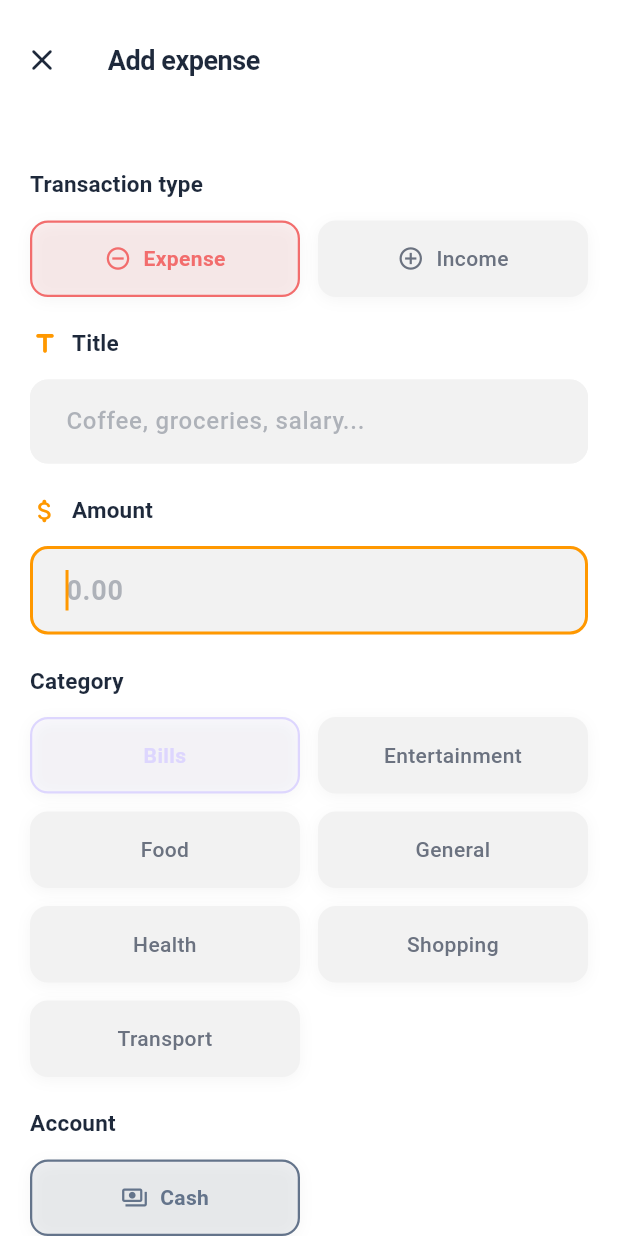
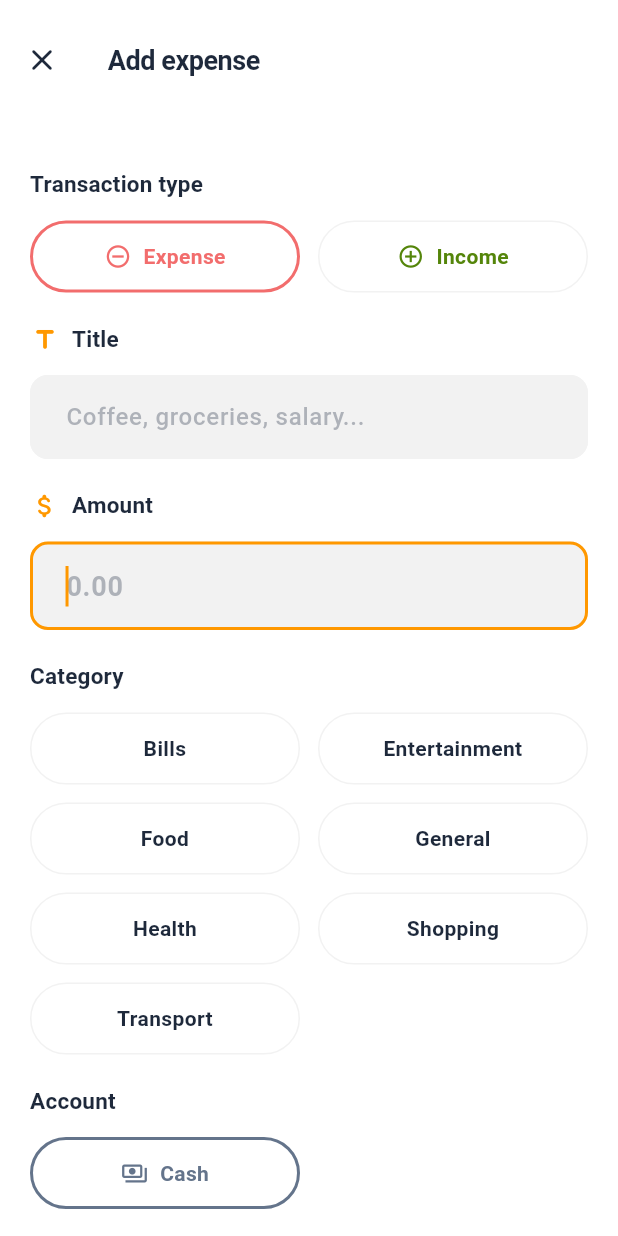
Before and after one commit to ThanojBuddhima/expenseAPK, a Flutter app: the screen it shows after launch, item 3 of the bottom bar chosen, on a phone screen of 412 x 824 dp. Run offline on Flutter 3.47's test engine with Material 3 defaults, Android fonts, the phone set to English and light mode, and no system bars; our stand-ins replace fl_chart, local_auth, shared_preferences, sqflite; accounts and stored records are empty.

Commit message:
refactor(ui): unify outlined selections and simplify category UX
Introduce OutlinedChoiceButton and use it across dashboard category
filters, analytics income/expense cards, and the add-transaction form.
Remove FilterChips and duplicate toggle widgets (_StatsModeButton,
_CustomToggleButton).

Category behavior:
- Show all category labels in neutral black (no per-category colors)
- Do not pre-select a category on new transactions
- Clear category when switching income/expense type
- Prompt user to select a category before saving

Theme and polish:
- Add AppColors.readableAccent() for better accent contrast
- Align chip theme with outlined card styling
- Use outlined swatches in the category color picker

```diff
--- a/lib/app_theme.dart
+++ b/lib/app_theme.dart
@@ -53,6 +53,17 @@ class AppColors {
     Color(0xFF84CC16),
   ];
 
+  /// Darkens light pastel accents for readable text and outlines.
+  static Color readableAccent(Color color) {
+    if (color.computeLuminance() <= 0.42) {
+      return color;
+    }
+    final hsl = HSLColor.fromColor(color);
+    return hsl
+        .withLightness((hsl.lightness * 0.45).clamp(0.28, 0.4))
+        .withSaturation((hsl.saturation * 0.85 + 0.18).clamp(0.35, 1.0))
+        .toColor();
+  }
 }
 
 class AppTheme {
@@ -131,8 +142,8 @@ class AppTheme {
         ),
       ),
       chipTheme: ChipThemeData(
-        backgroundColor: isDark ? AppColors.inputBackgroundDark : AppColors.card,
-        selectedColor: AppColors.pastelOrange,
+        backgroundColor: AppColors.card,
+        selectedColor: AppColors.card,
         labelStyle: TextStyle(color: onSurface),
         side: BorderSide(color: isDark ? AppColors.borderDark : AppColors.border),
         shape: RoundedRectangleBorder(
--- a/lib/main.dart
+++ b/lib/main.dart
@@ -17,6 +17,7 @@ import 'screens/splash_screen.dart';
 import 'services/app_preferences.dart';
 import 'services/db_service.dart';
 import 'widgets/frosted_bar.dart';
+import 'widgets/outlined_choice_button.dart';
 import 'widgets/period_navigator_bar.dart';
 import 'widgets/spending_trend_chart.dart';
 
@@ -549,26 +550,31 @@ class _HomeTabState extends State<_HomeTab> {
                 if (widget.categories.isNotEmpty) ...[
                   const SizedBox(height: 10),
                   SizedBox(
-                    height: 40,
+                    height: 44,
                     child: ListView(
                       scrollDirection: Axis.horizontal,
                       children: [
                         Padding(
                           padding: const EdgeInsets.only(right: 8),
-                          child: FilterChip(
-                            label: const Text('All'),
-                            selected: _selectedCategory == null,
-                            onSelected: (_) =>
+                          child: OutlinedChoiceButton(
+                            label: 'All',
+                            color: kPrimaryBlue,
+                            isSelected: _selectedCategory == null,
+                            compact: true,
+                            onTap: () =>
                                 setState(() => _selectedCategory = null),
                           ),
                         ),
                         ...widget.categories.map(
                           (category) => Padding(
                             padding: const EdgeInsets.only(right: 8),
-                            child: FilterChip(
-                              label: Text(category.name),
-                              selected: _selectedCategory == category.name,
-                              onSelected: (_) => setState(
+                            child: OutlinedChoiceButton(
+                              label: category.name,
+                              color: kTextPrimary,
+                              isSelected:
+                                  _selectedCategory == category.name,
+                              compact: true,
+                              onTap: () => setState(
                                 () => _selectedCategory = category.name,
                               ),
                             ),
@@ -721,20 +727,20 @@ class _StatsTabState extends State<_StatsTab> {
                   child: Row(
                     children: [
                       Expanded(
-                        child: _StatsModeButton(
+                        child: OutlinedChoiceButton(
                           label: 'Income',
-                          value: _money(incomeTotal),
-                          active: !_showExpense,
+                          subtitle: _money(incomeTotal),
+                          isSelected: !_showExpense,
                           color: kIncomeTint,
                           onTap: () => setState(() => _showExpense = false),
                         ),
                       ),
                       const SizedBox(width: 12),
                       Expanded(
-                        child: _StatsModeButton(
+                        child: OutlinedChoiceButton(
                           label: 'Expenses',
-                          value: _money(expenseTotal),
-                          active: _showExpense,
+                          subtitle: _money(expenseTotal),
+                          isSelected: _showExpense,
                           color: kExpenseTint,
                           onTap: () => setState(() => _showExpense = true),
                         ),
@@ -801,63 +807,6 @@ class _StatsTabState extends State<_StatsTab> {
                   }),
               ],
             ),
-    );
-  }
-}
-
-class _StatsModeButton extends StatelessWidget {
-  const _StatsModeButton({
-    required this.label,
-    required this.value,
-    required this.active,
-    required this.color,
-    required this.onTap,
-  });
-
-  final String label;
-  final String value;
-  final bool active;
-  final Color color;
-  final VoidCallback onTap;
-
-  @override
-  Widget build(BuildContext context) {
-    return Material(
-      color: AppColors.card,
-      shape: RoundedRectangleBorder(
-        borderRadius: BorderRadius.circular(AppTheme.cardRadius),
-        side: BorderSide(
-          color: active ? color : kBorder,
-          width: active ? 2 : 1,
-        ),
-      ),
-      child: InkWell(
-        borderRadius: BorderRadius.circular(AppTheme.cardRadius),
-        onTap: onTap,
-        child: Padding(
-          padding: const EdgeInsets.symmetric(horizontal: 18, vertical: 18),
-          child: Column(
-            crossAxisAlignment: CrossAxisAlignment.start,
-            children: [
-              Text(
-                label,
-                style: Theme.of(context).textTheme.bodyMedium?.copyWith(
-                      color: color,
-                      fontWeight: FontWeight.w600,
-                    ),
-              ),
-              const SizedBox(height: 10),
-              Text(
-                value,
-                style: Theme.of(context).textTheme.titleMedium?.copyWith(
-                      fontWeight: FontWeight.w700,
-                      color: kTextPrimary,
-                    ),
-              ),
-            ],
-          ),
-        ),
-      ),
     );
   }
 }
@@ -2060,15 +2009,12 @@ class _AddTransactionPageState extends State<_AddTransactionPage> {
   late final TextEditingController _noteController;
   late String _accountType;
   late String _transactionType;
-  late String _selectedCategory;
+  String _selectedCategory = '';
 
   @override
   void initState() {
     super.initState();
     final expense = widget.expense;
-    final defaultCategory = widget.categories.isNotEmpty
-        ? widget.categories.first.name
-        : 'General';
     _amountController = TextEditingController(
       text: expense == null ? '' : expense.amount.toStringAsFixed(2),
     );
@@ -2076,21 +2022,13 @@ class _AddTransactionPageState extends State<_AddTransactionPage> {
       text: expense?.displayTitle ?? '',
     );
     _categoryController = TextEditingController(
-      text: expense?.category ?? defaultCategory,
+      text: expense?.category ?? '',
     );
     _noteController = TextEditingController(text: expense?.notes ?? '');
     _accountType =
         expense?.accountType == 'bank' ? kCashAccount : (expense?.accountType ?? kCashAccount);
     _transactionType = expense?.transactionType ?? kExpenseType;
-    if (_transactionType == kIncomeType) {
-      final category = expense?.category;
-      _selectedCategory = category != null &&
-              kIncomeCategories.contains(category)
-          ? category
-          : kDefaultIncomeCategory;
-    } else {
-      _selectedCategory = expense?.category ?? defaultCategory;
-    }
+    _selectedCategory = expense?.category ?? '';
   }
 
   List<String> get _categoryOptions {
@@ -2103,32 +2041,19 @@ class _AddTransactionPageState extends State<_AddTransactionPage> {
     return widget.categories.map((category) => category.name).toList();
   }
 
-  Color _categoryColor(String name) {
-    if (_transactionType == kIncomeType) {
-      return kIncomeTint;
-    }
-    for (final category in widget.categories) {
-      if (category.name == name) {
-        return Color(category.colorValue);
-      }
-    }
-    return kPrimaryBlue;
-  }
-
   void _setTransactionType(String type) {
     setState(() {
       _transactionType = type;
-      if (type == kIncomeType) {
+      if (widget.expense == null) {
+        _selectedCategory = '';
+      } else if (type == kIncomeType) {
         if (!kIncomeCategories.contains(_selectedCategory)) {
-          _selectedCategory = kDefaultIncomeCategory;
+          _selectedCategory = '';
         }
       } else if (kIncomeCategories.contains(_selectedCategory)) {
-        _selectedCategory = widget.categories.isNotEmpty
-            ? widget.categories.first.name
-            : 'General';
-      } else if (!_categoryOptions.contains(_selectedCategory) &&
-          _categoryOptions.isNotEmpty) {
-        _selectedCategory = _categoryOptions.first;
+        _selectedCategory = '';
+      } else if (!_categoryOptions.contains(_selectedCategory)) {
+        _selectedCategory = '';
       }
     });
   }
@@ -2163,7 +2088,15 @@ class _AddTransactionPageState extends State<_AddTransactionPage> {
     );
   }
 
-  void _save() => _close(true);
+  void _save() {
+    if (_categoryOptions.isNotEmpty && _selectedCategory.isEmpty) {
+      ScaffoldMessenger.of(context).showSnackBar(
+        const SnackBar(content: Text('Please select a category')),
+      );
+      return;
+    }
+    _close(true);
+  }
 
   @override
   Widget build(BuildContext context) {
@@ -2217,7 +2150,7 @@ class _AddTransactionPageState extends State<_AddTransactionPage> {
               child: Row(
                 children: [
                   Expanded(
-                    child: _CustomToggleButton(
+                    child: OutlinedChoiceButton(
                       label: 'Expense',
                       icon: Icons.remove_circle_outline,
                       isSelected: _transactionType == kExpenseType,
@@ -2227,7 +2160,7 @@ class _AddTransactionPageState extends State<_AddTransactionPage> {
                   ),
                   const SizedBox(width: 12),
                   Expanded(
-                    child: _CustomToggleButton(
+                    child: OutlinedChoiceButton(
                       label: 'Income',
                       icon: Icons.add_circle_outline,
                       isSelected: _transactionType == kIncomeType,
@@ -2340,13 +2273,13 @@ class _AddTransactionPageState extends State<_AddTransactionPage> {
                           children: _categoryOptions.map((name) {
                             return SizedBox(
                               width: tileWidth,
-                              child: _CustomToggleButton(
+                              child: OutlinedChoiceButton(
                                 label: name,
                                 isSelected: _selectedCategory == name,
                                 onTap: () {
                                   setState(() => _selectedCategory = name);
                                 },
-                                color: _categoryColor(name),
+                                color: kTextPrimary,
                               ),
                             );
                           }).toList(),
@@ -2368,7 +2301,7 @@ class _AddTransactionPageState extends State<_AddTransactionPage> {
                         .map(
                           (account) => SizedBox(
                             width: tileWidth,
-                            child: _CustomToggleButton(
+                            child: OutlinedChoiceButton(
                               label: account.label,
                               icon: account.icon,
                               isSelected: _accountType == account.value,
@@ -2629,13 +2562,14 @@ class _AddAccountPageState extends State<_AddAccountPage> {
                           height: 42,
                           width: 42,
                           decoration: BoxDecoration(
-                            color: color.withOpacity(0.16),
+                            color: AppColors.card,
                             shape: BoxShape.circle,
                             border: Border.all(
                               color: _selectedColorValue == color.value
                                   ? color
-                                  : color.withOpacity(0.28),
-                              width: _selectedColorValue == color.value ? 3 : 1,
+                                  : AppColors.border,
+                              width:
+                                  _selectedColorValue == color.value ? 2 : 1,
                             ),
                           ),
                           child: Icon(
@@ -2856,69 +2790,6 @@ class _ModernToggleSection extends StatelessWidget {
   }
 }
 
-class _CustomToggleButton extends StatelessWidget {
-  const _CustomToggleButton({
-    required this.label,
-    this.icon,
-    required this.isSelected,
-    required this.onTap,
-    required this.color,
-  });
-
-  final String label;
-  final IconData? icon;
-  final bool isSelected;
-  final VoidCallback onTap;
-  final Color color;
-
-  @override
-  Widget build(BuildContext context) {
-    final labelStyle = TextStyle(
-      fontSize: 14,
-      fontWeight: isSelected ? FontWeight.w600 : FontWeight.w500,
-      color: isSelected ? color : kTextSecondary,
-    );
-
-    return GestureDetector(
-      onTap: onTap,
-      child: AnimatedContainer(
-        duration: const Duration(milliseconds: 200),
-        curve: Curves.easeInOut,
-        padding: const EdgeInsets.symmetric(vertical: 14, horizontal: 16),
-        decoration: BoxDecoration(
-          color: isSelected ? color.withOpacity(0.1) : kInputBackground,
-          borderRadius: BorderRadius.circular(12),
-          border: Border.all(
-            color: isSelected ? color : kBorder,
-            width: 1.5,
-          ),
-          boxShadow: [
-            BoxShadow(
-              color: Colors.black.withOpacity(0.04),
-              blurRadius: 8,
-              offset: const Offset(0, 2),
-            ),
-          ],
-        ),
-        child: icon == null
-            ? Center(child: Text(label, style: labelStyle, textAlign: TextAlign.center))
-            : Row(
-                mainAxisAlignment: MainAxisAlignment.center,
-                children: [
-                  Icon(
-                    icon,
-                    size: 18,
-                    color: isSelected ? color : kTextSecondary,
-                  ),
-                  const SizedBox(width: 8),
-                  Text(label, style: labelStyle),
-                ],
-              ),
-      ),
-    );
-  }
-}
-
 String _money(double value) => '\$${value.toStringAsFixed(2)}';
 
 String _plainMoney(double value) => value.toStringAsFixed(2);
--- /dev/null
+++ b/lib/widgets/outlined_choice_button.dart
@@ -0,0 +1,87 @@
+import 'package:flutter/material.dart';
+
+import '../app_theme.dart';
+
+class OutlinedChoiceButton extends StatelessWidget {
+  const OutlinedChoiceButton({
+    super.key,
+    required this.label,
+    required this.isSelected,
+    required this.onTap,
+    required this.color,
+    this.icon,
+    this.subtitle,
+    this.compact = false,
+  });
+
+  final String label;
+  final String? subtitle;
+  final IconData? icon;
+  final bool isSelected;
+  final VoidCallback onTap;
+  final Color color;
+  final bool compact;
+
+  @override
+  Widget build(BuildContext context) {
+    final radius = compact ? 20.0 : AppTheme.cardRadius;
+    final accent = AppColors.readableAccent(color);
+    final labelStyle = TextStyle(
+      fontSize: compact ? 13 : 14,
+      fontWeight: FontWeight.w600,
+      color: accent,
+    );
+
+    return Material(
+      color: AppColors.card,
+      shape: RoundedRectangleBorder(
+        borderRadius: BorderRadius.circular(radius),
+        side: BorderSide(
+          color: isSelected ? accent : AppColors.border,
+          width: isSelected ? 2 : 1,
+        ),
+      ),
+      child: InkWell(
+        borderRadius: BorderRadius.circular(radius),
+        onTap: onTap,
+        child: Padding(
+          padding: EdgeInsets.symmetric(
+            vertical: subtitle != null ? 18 : (compact ? 8 : 14),
+            horizontal: compact ? 14 : 16,
+          ),
+          child: subtitle != null
+              ? Column(
+                  crossAxisAlignment: CrossAxisAlignment.start,
+                  children: [
+                    Text(label, style: labelStyle),
+                    const SizedBox(height: 10),
+                    Text(
+                      subtitle!,
+                      style: Theme.of(context).textTheme.titleMedium?.copyWith(
+                            fontWeight: FontWeight.w700,
+                            color: AppColors.textPrimary,
+                          ),
+                    ),
+                  ],
+                )
+              : icon != null
+                  ? Row(
+                      mainAxisAlignment: MainAxisAlignment.center,
+                      children: [
+                        Icon(icon, size: 18, color: accent),
+                        const SizedBox(width: 8),
+                        Text(label, style: labelStyle),
+                      ],
+                    )
+                  : Center(
+                      child: Text(
+                        label,
+                        style: labelStyle,
+                        textAlign: TextAlign.center,
+                      ),
+                    ),
+        ),
+      ),
+    );
+  }
+}
```
Also changed, not shown: lib/screens/categories_tab.dart (+14 -6 lines).
